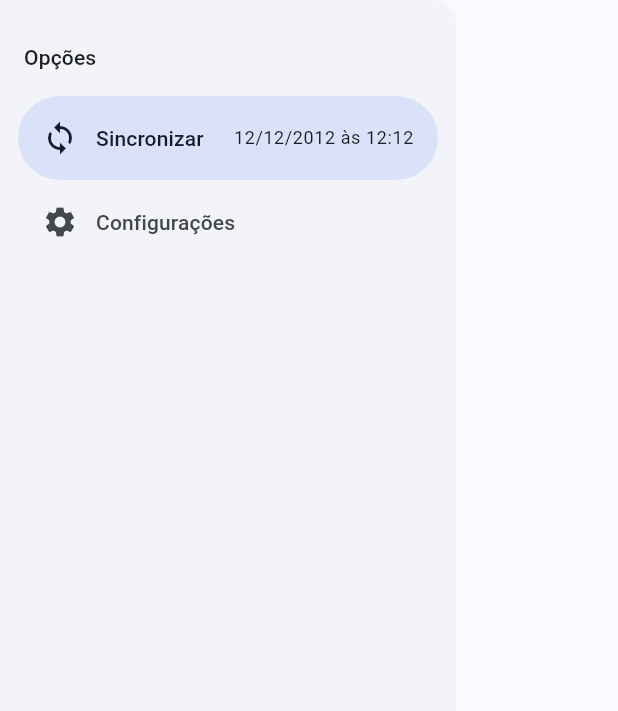
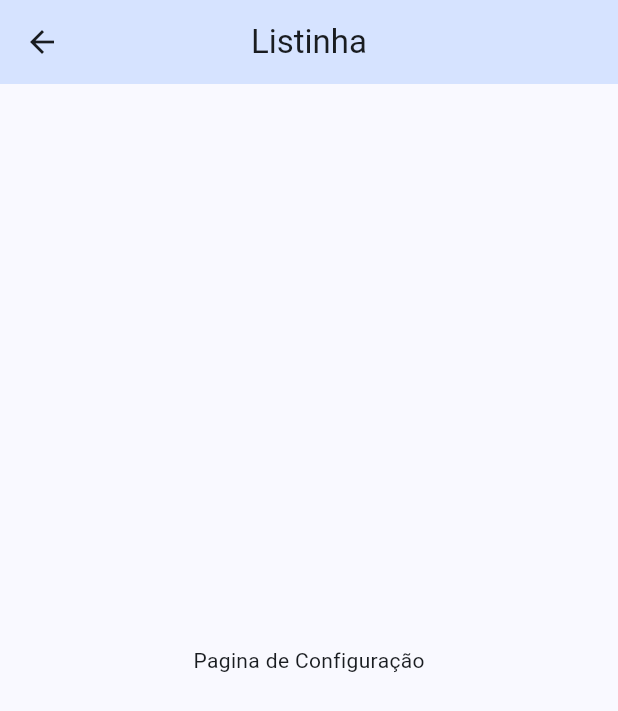
Before and after one commit to Matheus-Doerzbacher/app_listinha, a Flutter app: the CustomDrawer widget shown alone on an empty page, opened directly, after a tap on "Configurações", on a phone screen of 412 x 824 dp. Shown: the top 711 px of the screen. Run offline on Flutter 3.47's test engine with Material 3 defaults, Android fonts, the phone set to English and light mode, and no system bars.

Commit message:
criada a pagina de config

```diff
--- a/lib/src/app_widget.dart
+++ b/lib/src/app_widget.dart
@@ -1,4 +1,5 @@
 import 'package:flutter/material.dart';
+import 'package:listinha/src/configuration/configuration_page.dart';
 import 'package:listinha/src/home/home_page.dart';
 import 'package:listinha/src/shared/theme/theme.dart';
 
@@ -13,7 +14,10 @@ class AppWidget extends StatelessWidget {
       debugShowCheckedModeBanner: false,
       theme: lightTheme,
       darkTheme: darkTheme,
-      home: const HomePage(),
+      routes: {
+        '/': (context) => const HomePage(),
+        '/config': (context) => const ConfigurationPage(),
+      },
     );
   }
 }
--- /dev/null
+++ b/lib/src/configuration/configuration_page.dart
@@ -0,0 +1,22 @@
+import 'package:flutter/material.dart';
+
+class ConfigurationPage extends StatefulWidget {
+  const ConfigurationPage({super.key});
+
+  @override
+  State<ConfigurationPage> createState() => _ConfigurationPageState();
+}
+
+class _ConfigurationPageState extends State<ConfigurationPage> {
+  @override
+  Widget build(BuildContext context) {
+    return Scaffold(
+      appBar: AppBar(
+        title: const Text('Listinha'),
+      ),
+      body: const Center(
+        child: Text('Pagina de Configuração'),
+      ),
+    );
+  }
+}
--- a/lib/src/home/widgets/custom_drawer.dart
+++ b/lib/src/home/widgets/custom_drawer.dart
@@ -6,6 +6,12 @@ class CustomDrawer extends StatelessWidget {
   @override
   Widget build(BuildContext context) {
     return NavigationDrawer(
+      onDestinationSelected: (index) {
+        if (index == 1) {
+          Navigator.of(context).pop();
+          Navigator.of(context).pushNamed('/config');
+        }
+      },
       children: [
         Padding(
           padding: const EdgeInsets.fromLTRB(
```
Also changed, not shown: 1 other file.
